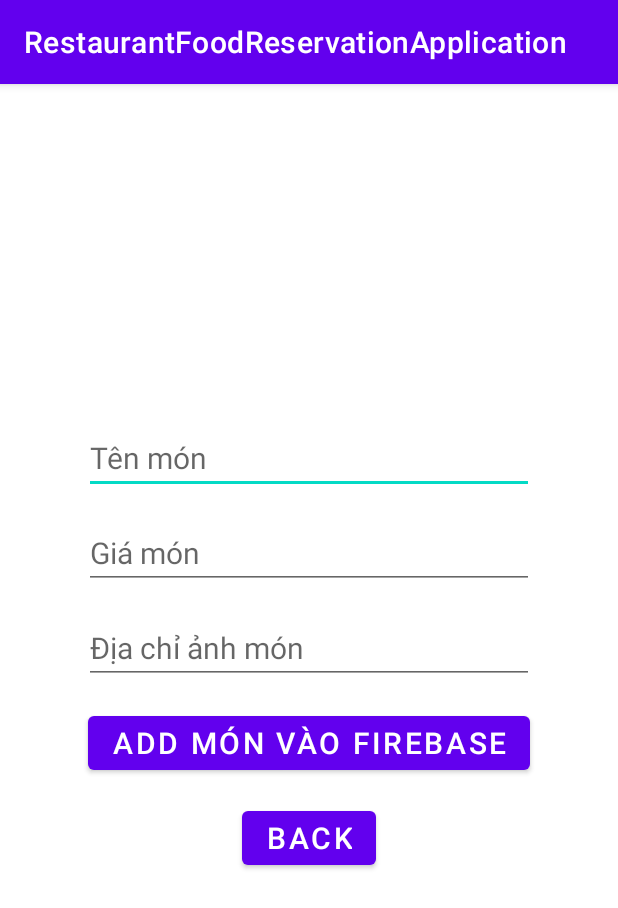
After one commit to jay-pro/MobileProgramming_RestaurantFoodReservationApplication, an Android app: the adddata_mon screen opened directly, with no data from a screen before it, on a phone screen of 412 x 824 dp. The commit adds this screen. Shown: the top 908 px of the screen. Run offline under Robolectric (Android 15) with nearby library versions, the phone set to English and light mode, and no system bars; our stand-ins replace Firebase (no records; nobody signed in at launch, a user with empty details on screens opened directly).

Commit message:
QUẢN LÝ MÓN ĂN - Nó bug tùm lum
Thêm chức năng: QUẢN LÝ MÓN ĂN - THÊM MÓN ĂN. Thêm class adddata_mon, firebaserycleroptions,adapter,fragment,model

```diff
--- a/RestaurantFoodReservationApplication/app/build.gradle
+++ b/RestaurantFoodReservationApplication/app/build.gradle
@@ -30,7 +30,7 @@ android {
 
 dependencies {
 
-    implementation 'androidx.appcompat:appcompat:1.2.0'
+    implementation 'androidx.appcompat:appcompat:1.3.0'
     implementation 'com.google.android.material:material:1.3.0'
     implementation 'androidx.constraintlayout:constraintlayout:2.0.4'
     implementation 'androidx.navigation:navigation-fragment:2.3.5'
@@ -38,7 +38,7 @@ dependencies {
     implementation 'androidx.lifecycle:lifecycle-livedata-ktx:2.3.1'
     implementation 'androidx.lifecycle:lifecycle-viewmodel-ktx:2.3.1'
     implementation 'com.google.firebase:firebase-auth:21.0.1'
-    testImplementation 'junit:junit:4.+'
+    testImplementation 'junit:junit:4.13.2'
     androidTestImplementation 'androidx.test.ext:junit:1.1.2'
     androidTestImplementation 'androidx.test.espresso:espresso-core:3.3.0'
 
@@ -50,7 +50,7 @@ dependencies {
     //thêm 20/5/2021:
     implementation 'br.com.simplepass:loading-button-android:1.14.0'
     implementation "androidx.cardview:cardview:1.0.0"
-    implementation 'com.google.android.material:material:1.0.0'
+    implementation 'com.google.android.material:material:1.3.0'
 }
 
 //thêm:
--- a/RestaurantFoodReservationApplication/app/src/main/java/com/example/restaurantfoodreservationapplication/LoginActivity.java
+++ b/RestaurantFoodReservationApplication/app/src/main/java/com/example/restaurantfoodreservationapplication/LoginActivity.java
@@ -109,7 +109,7 @@ public class LoginActivity extends AppCompatActivity {
                     Toast.makeText(getApplicationContext(),"Login Succeeded.", Toast.LENGTH_LONG).show();
                     //hide the progress bar if log in is successful
                     //intent to DatMonActivity
-                    Intent intent = new Intent(LoginActivity.this, DatMonActivity.class);
+                    Intent intent = new Intent(LoginActivity.this, DatMonActivity.class);//kiểm tra chức vụ, nếu là quản lý thì hiện lên những chức năng của quản lý
                     startActivity(intent);
                 }
                 else{
--- /dev/null
+++ b/RestaurantFoodReservationApplication/app/src/main/java/com/example/restaurantfoodreservationapplication/ui/quanly_mon/adddata_mon.java
@@ -0,0 +1,82 @@
+package com.example.restaurantfoodreservationapplication.ui.quanly_mon;
+
+import androidx.annotation.NonNull;
+import androidx.appcompat.app.AppCompatActivity;
+
+import android.content.Intent;
+import android.os.Bundle;
+import android.view.View;
+import android.widget.Button;
+import android.widget.EditText;
+import android.widget.Toast;
+
+import com.example.restaurantfoodreservationapplication.R;
+import com.example.restaurantfoodreservationapplication.ui.quanly_mon.QUANLY_MONFragment;
+import com.google.android.gms.tasks.OnFailureListener;
+import com.google.android.gms.tasks.OnSuccessListener;
+import com.google.firebase.database.FirebaseDatabase;
+
+import java.util.HashMap;
+import java.util.Map;
+
+public class adddata_mon extends AppCompatActivity {
+
+    EditText tenmon, giamon, purl;
+    Button submit, back;
+
+    @Override
+    protected void onCreate(Bundle savedInstanceState) {
+        super.onCreate(savedInstanceState);
+        setContentView(R.layout.activity_adddata_mon);
+
+        tenmon = (EditText) findViewById(R.id.add_tenmon);
+        giamon = (EditText) findViewById(R.id.add_giamon);
+        purl = (EditText) findViewById(R.id.add_purlmon);
+        submit = (Button) findViewById(R.id.add_submitmon);
+        back = (Button) findViewById(R.id.add_backmon);
+
+        back.setOnClickListener(new View.OnClickListener() {//nhấn nút BACK thì quay lại fragment QUẢN LÝ MÓN
+            @Override
+            public void onClick(View v) {
+                startActivity(new Intent(getApplicationContext(), QUANLY_MONFragment.class));
+                finish();
+            }
+        });
+
+        submit.setOnClickListener(new View.OnClickListener() {
+            @Override
+            public void onClick(View v) {
+                processinsert();
+            }
+        });
+
+
+    }
+
+    private void processinsert() {
+        Map<String,Object> map = new HashMap<>();
+        map.put("tenmon",tenmon.getText().toString());
+        map.put("giamon",giamon.getText().toString());
+        map.put("purl",purl.getText().toString());
+        FirebaseDatabase.getInstance().getReference().child("quanlymon").push()
+                .setValue(map)
+                .addOnSuccessListener(new OnSuccessListener<Void>() {
+                    @Override
+                    public void onSuccess(Void aVoid) {
+                        tenmon.setText("");
+                        giamon.setText("");
+                        purl.setText("");
+                        Toast.makeText(getApplicationContext(), "Thêm món thành công", Toast.LENGTH_LONG).show();
+                    }
+                })
+                .addOnFailureListener(new OnFailureListener() {
+                    @Override
+                    public void onFailure(@NonNull Exception e) {
+                        tenmon.setText("");
+                        giamon.setText("");
+                        purl.setText("");
+                        Toast.makeText(getApplicationContext(), "Thêm món thất bại", Toast.LENGTH_LONG).show();
+                    }
+                });
+    }
+}
--- /dev/null
+++ b/RestaurantFoodReservationApplication/app/src/main/java/com/example/restaurantfoodreservationapplication/ui/quanly_nhanvien/QUANLY_NHANVIENFragment.java
@@ -0,0 +1,4 @@
+package com.example.restaurantfoodreservationapplication.ui.quanly_nhanvien;
+
+public class QUANLY_NHANVIENFragment {
+}
--- /dev/null
+++ b/RestaurantFoodReservationApplication/app/src/main/java/com/example/restaurantfoodreservationapplication/ui/quanly_nhanvien/QUANLY_NHANVIENViewModel.java
@@ -0,0 +1,4 @@
+package com.example.restaurantfoodreservationapplication.ui.quanly_nhanvien;
+
+public class QUANLY_NHANVIENViewModel {
+}
--- /dev/null
+++ b/RestaurantFoodReservationApplication/app/src/main/res/layout/activity_adddata_mon.xml
@@ -0,0 +1,56 @@
+<?xml version="1.0" encoding="utf-8"?>
+<androidx.appcompat.widget.LinearLayoutCompat xmlns:android="http://schemas.android.com/apk/res/android"
+    xmlns:app="http://schemas.android.com/apk/res-auto"
+    xmlns:tools="http://schemas.android.com/tools"
+    android:layout_width="match_parent"
+    android:layout_height="match_parent"
+    android:orientation="vertical"
+    android:gravity="center"
+    tools:context=".ui.quanly_mon.adddata_mon">
+
+    <EditText
+        android:layout_width="300dp"
+        android:layout_height="wrap_content"
+        android:id="@+id/add_tenmon"
+        android:textSize="20sp"
+        android:hint="Tên món"
+        android:layout_marginBottom="15dp"
+        android:textColor="#000"/>
+
+    <EditText
+        android:layout_width="300dp"
+        android:layout_height="wrap_content"
+        android:id="@+id/add_giamon"
+        android:textSize="20sp"
+        android:hint="Giá món"
+        android:layout_marginBottom="15dp"
+        android:textColor="#000"/>
+
+    <EditText
+        android:layout_width="300dp"
+        android:layout_height="wrap_content"
+        android:id="@+id/add_purlmon"
+        android:textSize="20sp"
+        android:hint="Địa chỉ ảnh món"
+        android:layout_marginBottom="15dp"
+        android:textColor="#000"/>
+
+    <Button
+        android:layout_width="wrap_content"
+        android:layout_height="wrap_content"
+        android:id="@+id/add_submitmon"
+        android:layout_marginBottom="15dp"
+        android:textSize="20sp"
+        android:text="Add món vào Firebase"/>
+
+    <Button
+        android:layout_width="wrap_content"
+        android:layout_height="wrap_content"
+        android:id="@+id/add_backmon"
+        android:layout_marginBottom="15dp"
+        android:textSize="20sp"
+        android:text="BACK"/>
+
+
+
+</androidx.appcompat.widget.LinearLayoutCompat>
--- /dev/null
+++ b/RestaurantFoodReservationApplication/app/src/main/res/layout/fragment_quanly_nhanvien.xml
@@ -0,0 +1,6 @@
+<?xml version="1.0" encoding="utf-8"?>
+<androidx.constraintlayout.widget.ConstraintLayout
+    xmlns:android="http://schemas.android.com/apk/res/android" android:layout_width="match_parent"
+    android:layout_height="match_parent">
+
+</androidx.constraintlayout.widget.ConstraintLayout>
```
Also changed, not shown: RestaurantFoodReservationApplication/app/src/main/AndroidManifest.xml (+20 -33 lines), RestaurantFoodReservationApplication/app/src/main/java/com/example/restaurantfoodreservationapplication/ui/quanly_mon/FirebaseRecyclerOptions.java (added, +7 -0 lines), RestaurantFoodReservationApplication/app/src/main/java/com/example/restaurantfoodreservationapplication/ui/quanly_mon/QUANLY_MONAdapter.java (added, +140 -0 lines), RestaurantFoodReservationApplication/app/src/main/java/com/example/restaurantfoodreservationapplication/ui/quanly_mon/QUANLY_MONFragment.java (added, +139 -0 lines), RestaurantFoodReservationApplication/app/src/main/java/com/example/restaurantfoodreservationapplication/ui/quanly_mon/QUANLY_MONModel.java (added, +24 -0 lines), RestaurantFoodReservationApplication/app/src/main/java/com/example/restaurantfoodreservationapplication/ui/quanly_mon/QUANLY_MONViewModel.java (added, +20 -0 lines), RestaurantFoodReservationApplication/app/src/main/res/layout/fragment_quanly_mon.xml (added, +35 -0 lines), RestaurantFoodReservationApplication/app/src/main/res/layout/singlerow.xml (added, +81 -0 lines), RestaurantFoodReservationApplication/app/src/main/res/menu/activity_main_drawer.xml (+10 -0 lines), RestaurantFoodReservationApplication/app/src/main/res/navigation/mobile_navigation.xml (+13 -0 lines), RestaurantFoodReservationApplication/app/src/main/res/drawable/delete.png (added), RestaurantFoodReservationApplication/app/src/main/res/drawable/edit.png (added).
